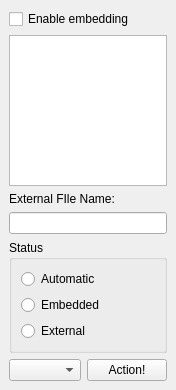
Old version of the form src/frontends/qt4/ui/EmbeddedFilesUi.ui in the repository cburschka/lyx.
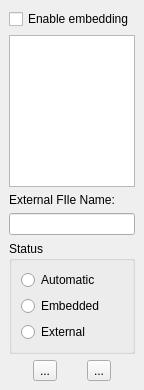
New version of the form. Icons and pictures are not drawn.

Commit message: Embedding dialog: use two buttons (will have more) for the actions

The edit to the form file:
```diff
--- a/src/frontends/qt4/ui/EmbeddedFilesUi.ui
+++ b/src/frontends/qt4/ui/EmbeddedFilesUi.ui
@@ -109,22 +109,40 @@
       <number>6</number>
      </property>
      <item>
-      <widget class="QComboBox" name="actionCB" >
+      <widget class="QToolButton" name="addPB" >
        <property name="toolTip" >
         <string>Actions to perform</string>
        </property>
-       <property name="currentIndex" >
-        <number>-1</number>
+       <property name="text" >
+        <string>...</string>
+       </property>
+       <property name="icon" >
+        <iconset>../../../../lib/images/file-open.png</iconset>
+       </property>
+       <property name="iconSize" >
+        <size>
+         <width>20</width>
+         <height>20</height>
+        </size>
        </property>
       </widget>
      </item>
      <item>
-      <widget class="QPushButton" name="actionPB" >
+      <widget class="QToolButton" name="extractPB" >
        <property name="toolTip" >
         <string>Extract this file to disk</string>
        </property>
        <property name="text" >
-        <string>Action!</string>
+        <string>...</string>
+       </property>
+       <property name="icon" >
+        <iconset>../../../../lib/images/depth-increment.png</iconset>
+       </property>
+       <property name="iconSize" >
+        <size>
+         <width>20</width>
+         <height>20</height>
+        </size>
        </property>
       </widget>
      </item>
```
Left out of the diff: 4 changed lines with no effect on the pictures. The commit also changes 2 other files.
